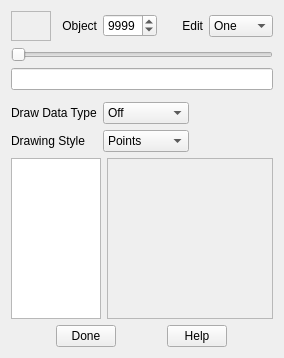
First picture: the form in imod/formv_objed.ui, repository LabShare-Archive/IMOD, before the edit.
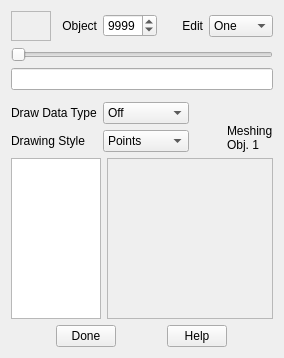
Second picture: the form after the edit.

Commit message: Move meshing progress next to combo boxes

Patch:
```diff
--- a/imod/formv_objed.ui
+++ b/imod/formv_objed.ui
@@ -18,7 +18,7 @@
   <property name="windowTitle" >
    <string>3dmodv Objects</string>
   </property>
-  <layout class="QVBoxLayout" name="verticalLayout" >
+  <layout class="QVBoxLayout" name="verticalLayout_2" >
    <item>
     <layout class="QHBoxLayout" >
      <property name="spacing" >
@@ -178,13 +178,7 @@
     </widget>
    </item>
    <item>
-    <layout class="QHBoxLayout" >
-     <property name="spacing" >
-      <number>6</number>
-     </property>
-     <property name="margin" >
-      <number>0</number>
-     </property>
+    <layout class="QHBoxLayout" name="horizontalLayout_2" >
      <item>
       <layout class="QGridLayout" >
        <property name="margin" >
@@ -285,12 +279,46 @@
        </property>
        <property name="sizeHint" stdset="0" >
         <size>
-         <width>30</width>
-         <height>0</height>
+         <width>13</width>
+         <height>49</height>
         </size>
        </property>
       </spacer>
      </item>
+     <item>
+      <layout class="QVBoxLayout" name="verticalLayout" >
+       <property name="spacing" >
+        <number>0</number>
+       </property>
+       <item>
+        <spacer name="verticalSpacer" >
+         <property name="orientation" >
+          <enum>Qt::Vertical</enum>
+         </property>
+         <property name="sizeHint" stdset="0" >
+          <size>
+           <width>20</width>
+           <height>2</height>
+          </size>
+         </property>
+        </spacer>
+       </item>
+       <item>
+        <widget class="QLabel" name="meshingLabel1" >
+         <property name="text" >
+          <string>Meshing</string>
+         </property>
+        </widget>
+       </item>
+       <item>
+        <widget class="QLabel" name="meshingLabel2" >
+         <property name="text" >
+          <string>Obj. 1</string>
+         </property>
+        </widget>
+       </item>
+      </layout>
+     </item>
     </layout>
    </item>
    <item>
```
The commit also changes 2 other files.
